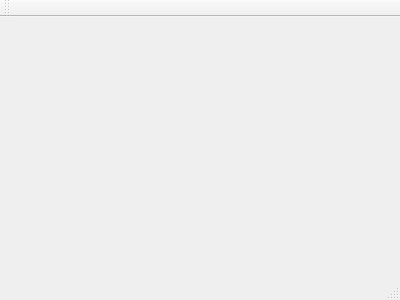
This is mainwindow.ui in swarog-piotr/Learning-Log as Qt 5 draws it before an edit. The edited form follows.
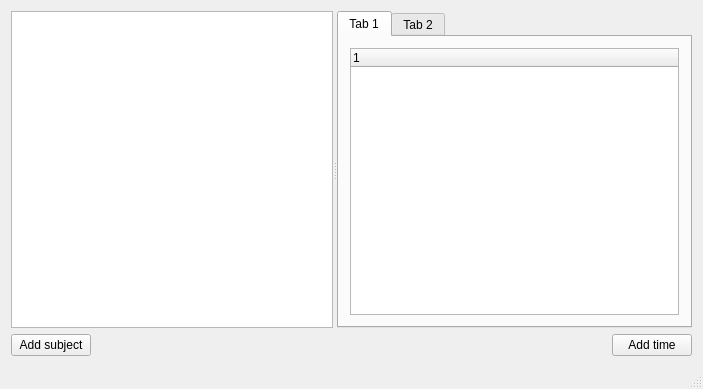
This is the edited form.

Commit message: Created Subject class with basic getters and setters

The edit to the form file:
```diff
--- a/mainwindow.ui
+++ b/mainwindow.ui
@@ -1,24 +1,88 @@
 <ui version="4.0">
  <class>MainWindow</class>
- <widget class="QMainWindow" name="MainWindow" >
-  <property name="geometry" >
+ <widget class="QMainWindow" name="MainWindow">
+  <property name="geometry">
    <rect>
     <x>0</x>
     <y>0</y>
-    <width>400</width>
-    <height>300</height>
+    <width>703</width>
+    <height>389</height>
    </rect>
   </property>
   <property name="windowTitle" >
    <string>MainWindow</string>
   </property>
-  <widget class="QMenuBar" name="menuBar" />
-  <widget class="QToolBar" name="mainToolBar" />
-  <widget class="QWidget" name="centralWidget" />
-  <widget class="QStatusBar" name="statusBar" />
+  <widget class="QWidget" name="centralWidget">
+   <layout class="QGridLayout" name="gridLayout">
+    <item row="1" column="2">
+     <widget class="QPushButton" name="pushButtonAddTime">
+      <property name="text">
+       <string>Add time</string>
+      </property>
+     </widget>
+    </item>
+    <item row="1" column="0">
+     <widget class="QPushButton" name="pushButtonAddSubject">
+      <property name="text">
+       <string>Add subject</string>
+      </property>
+     </widget>
+    </item>
+    <item row="0" column="0" colspan="3">
+     <widget class="QSplitter" name="splitter">
+      <property name="orientation">
+       <enum>Qt::Horizontal</enum>
+      </property>
+      <widget class="QListWidget" name="listWidgetSubjects"/>
+      <widget class="QTabWidget" name="tabWidgetTimes">
+       <property name="tabShape">
+        <enum>QTabWidget::Rounded</enum>
+       </property>
+       <property name="currentIndex">
+        <number>0</number>
+       </property>
+       <widget class="QWidget" name="tabSubject">
+        <attribute name="title">
+         <string>Tab 1</string>
+        </attribute>
+        <layout class="QGridLayout" name="gridLayout_2">
+         <item row="0" column="0">
+          <widget class="QTreeWidget" name="treeWidget">
+           <column>
+            <property name="text">
+             <string notr="true">1</string>
+            </property>
+           </column>
+          </widget>
+         </item>
+        </layout>
+       </widget>
+       <widget class="QWidget" name="tabCalendar">
+        <attribute name="title">
+         <string>Tab 2</string>
+        </attribute>
+       </widget>
+      </widget>
+     </widget>
+    </item>
+    <item row="1" column="1">
+     <spacer name="horizontalSpacer">
+      <property name="orientation">
+       <enum>Qt::Horizontal</enum>
+      </property>
+      <property name="sizeHint" stdset="0">
+       <size>
+        <width>40</width>
+        <height>20</height>
+       </size>
+      </property>
+     </spacer>
+    </item>
+   </layout>
+  </widget>
+  <widget class="QStatusBar" name="statusBar"/>
  </widget>
- <layoutDefault spacing="6" margin="11" />
- <pixmapfunction></pixmapfunction>
+ <layoutdefault spacing="6" margin="11"/>
  <resources/>
  <connections/>
 </ui>
```
Left out of the diff: 3 changed lines with no effect on the pictures. The commit also changes 3 other files.
